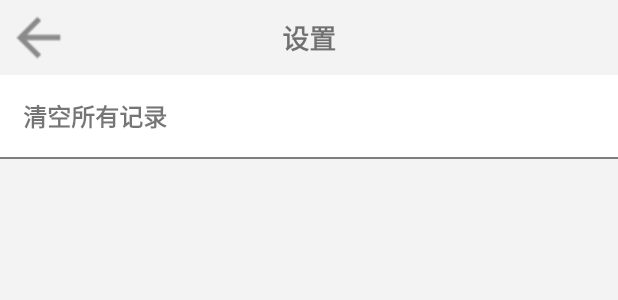
After one commit to Timorcc/tally_-, an Android app: the layout activity_settin.xml on its own in the app's theme, with its tools: preview values and no code run, on a phone screen of 412 x 824 dp. The commit adds this screen. Shown: the top 300 px of the screen. Run offline under Robolectric (Android 15) with nearby library versions, the phone set to English and light mode, and no system bars.

Commit message:
p7 finished

```diff
--- a/app/src/main/AndroidManifest.xml
+++ b/app/src/main/AndroidManifest.xml
@@ -10,7 +10,8 @@
         android:roundIcon="@mipmap/ic_launcher_round"
         android:supportsRtl="true"
         android:theme="@style/AppTheme">
-        <activity android:name=".HistoryActivity"></activity>
+        <activity android:name=".SettingActivity"></activity>
+        <activity android:name=".HistoryActivity" />
         <activity android:name=".AboutActivity" />
         <activity android:name=".SearchActivity" />
         <activity android:name=".RecordActivity" />
--- a/app/src/main/java/com/example/tally/utils/MoreDialog.java
+++ b/app/src/main/java/com/example/tally/utils/MoreDialog.java
@@ -17,7 +17,7 @@ import androidx.annotation.NonNull;
 import com.example.tally.AboutActivity;
 import com.example.tally.HistoryActivity;
 import com.example.tally.R;
-import com.example.tally.SearchActivity;
+import com.example.tally.SettingActivity;
 
 public class MoreDialog extends Dialog implements View.OnClickListener {
 
@@ -59,14 +59,18 @@ public class MoreDialog extends Dialog implements View.OnClickListener {
                 getContext().startActivity(intent);
                 break;
             case R.id.dialog_more_btn_setting:
+                intent.setClass(getContext(), SettingActivity.class);
+                getContext().startActivity(intent);
                 break;
             case R.id.dialog_more_btn_record:
                 intent.setClass(getContext(), HistoryActivity.class);
                 getContext().startActivity(intent);
                 break;
             case R.id.dialog_more_btn_info:
+
                 break;
             case R.id.dialog_more_iv:
+
                 break;
         }
         cancel();
--- /dev/null
+++ b/app/src/main/res/layout/activity_settin.xml
@@ -0,0 +1,48 @@
+<?xml version="1.0" encoding="utf-8"?>
+<LinearLayout xmlns:android="http://schemas.android.com/apk/res/android"
+    xmlns:app="http://schemas.android.com/apk/res-auto"
+    xmlns:tools="http://schemas.android.com/tools"
+    android:layout_width="match_parent"
+    android:layout_height="match_parent"
+    android:background="@color/grey_f3f3f3"
+    android:orientation="vertical"
+    tools:context=".SettingActivity">
+
+    <RelativeLayout
+        android:layout_width="match_parent"
+        android:layout_height="50dp">
+
+
+        <ImageView
+            android:id="@+id/history_iv_back"
+            android:layout_width="wrap_content"
+            android:layout_height="match_parent"
+            android:layout_marginStart="10dp"
+            android:onClick="onClick"
+            android:src="@mipmap/it_back" />
+
+        <TextView
+            android:layout_width="wrap_content"
+            android:layout_height="wrap_content"
+            android:layout_centerInParent="true"
+            android:text="@string/setting"
+            android:textSize="18sp"
+            android:textStyle="bold" />
+
+    </RelativeLayout>
+
+    <TextView
+        android:id="@+id/setting_tv_clear"
+        android:layout_width="match_parent"
+        android:layout_height="wrap_content"
+        android:background="@color/white"
+        android:onClick="onClick"
+        android:padding="15dp"
+        android:text="@string/clear_all"
+        android:textSize="16sp"
+        android:textStyle="bold" />
+<View
+    android:layout_width="match_parent"
+    android:layout_height="1dp"
+    android:background="@color/grey_7D7D7D"/>
+</LinearLayout>
--- a/app/src/main/res/values/strings.xml
+++ b/app/src/main/res/values/strings.xml
@@ -27,6 +27,7 @@
     <string name="about_loc">teacherLiu</string>
 
     <string name="history_info">本月账单记录</string>
+    <string name="clear_all">清空所有记录</string>
 
 
 </resources>
```
Also changed, not shown: app/src/main/java/com/example/tally/HistoryActivity.java (+36 -1 lines), app/src/main/java/com/example/tally/SettingActivity.java (added, +47 -0 lines), app/src/main/java/com/example/tally/db/DBManager.java (+8 -1 lines).
